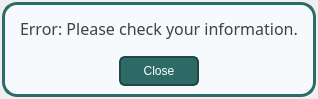
Above: ui/popup_error.ui from karlito20/AdoraFlowProject before the change. Below: the same form after it.
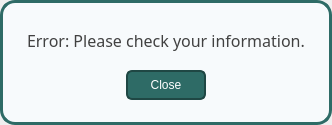
That is the form after the change.

Patch:
```diff
--- a/ui/popup_error.ui
+++ b/ui/popup_error.ui
@@ -6,8 +6,8 @@
    <rect>
     <x>0</x>
     <y>0</y>
-    <width>294</width>
-    <height>99</height>
+    <width>287</width>
+    <height>125</height>
    </rect>
   </property>
   <property name="windowTitle">
@@ -15,16 +15,16 @@
   </property>
   <layout class="QVBoxLayout" name="verticalLayout">
    <property name="leftMargin">
-    <number>2</number>
+    <number>0</number>
    </property>
    <property name="topMargin">
-    <number>2</number>
+    <number>0</number>
    </property>
    <property name="rightMargin">
-    <number>2</number>
+    <number>0</number>
    </property>
    <property name="bottomMargin">
-    <number>2</number>
+    <number>0</number>
    </property>
    <item>
     <widget class="QWidget" name="widget" native="true">
@@ -39,11 +39,17 @@
       <property name="spacing">
        <number>2</number>
       </property>
+      <property name="leftMargin">
+       <number>18</number>
+      </property>
       <property name="topMargin">
-       <number>6</number>
+       <number>18</number>
+      </property>
+      <property name="rightMargin">
+       <number>18</number>
       </property>
       <property name="bottomMargin">
-       <number>6</number>
+       <number>18</number>
       </property>
       <item>
        <widget class="QWidget" name="widget_2" native="true">
```
